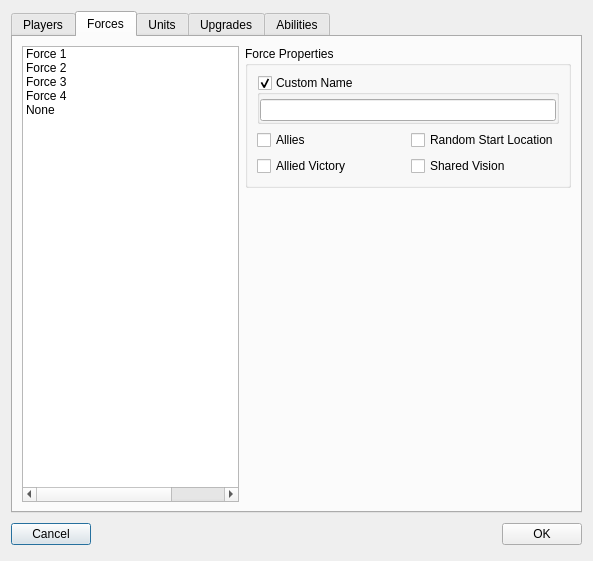
Qt form ChkForge/scenariosettings.ui (heinermann/ChkForge) before a commit.
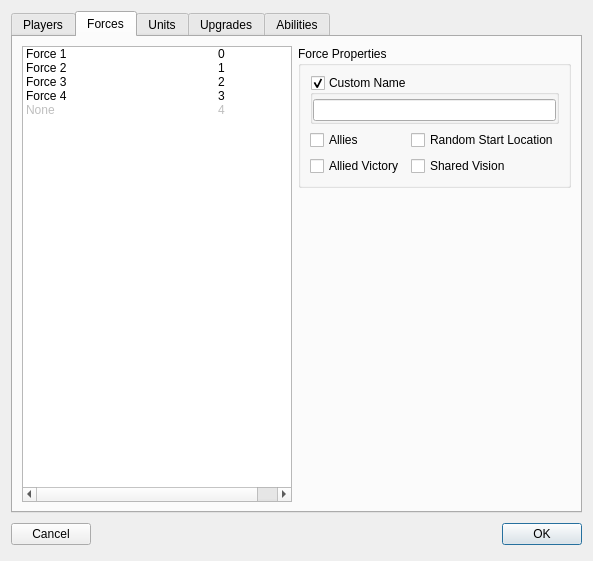
The same form after that commit. The open tabs and pages were chosen to show the change. Custom widgets are drawn as their Qt base class.

Commit message: Improved slot display in Forces tab, usability improvements

```diff
--- a/ChkForge/scenariosettings.ui
+++ b/ChkForge/scenariosettings.ui
@@ -36,6 +36,9 @@
        <property name="text">
         <string>Cancel</string>
        </property>
+       <property name="autoDefault">
+        <bool>false</bool>
+       </property>
       </widget>
      </item>
      <item>
@@ -56,6 +59,9 @@
        <property name="text">
         <string>OK</string>
        </property>
+       <property name="default">
+        <bool>true</bool>
+       </property>
       </widget>
      </item>
     </layout>
@@ -665,7 +671,7 @@
       <attribute name="title">
        <string>Forces</string>
       </attribute>
-      <layout class="QGridLayout" name="gridLayout_2" columnstretch="2,3">
+      <layout class="QGridLayout" name="gridLayout_2" columnstretch="1,1">
        <item row="1" column="1">
         <spacer name="verticalSpacer_10">
          <property name="orientation">
@@ -751,21 +757,15 @@
          <property name="editTriggers">
           <set>QAbstractItemView::NoEditTriggers</set>
          </property>
-         <property name="dragEnabled">
-          <bool>true</bool>
-         </property>
-         <property name="dragDropMode">
-          <enum>QAbstractItemView::InternalMove</enum>
-         </property>
-         <property name="defaultDropAction">
-          <enum>Qt::MoveAction</enum>
-         </property>
-         <property name="alternatingRowColors">
+         <property name="showDropIndicator" stdset="0">
           <bool>false</bool>
          </property>
          <property name="selectionMode">
           <enum>QAbstractItemView::ExtendedSelection</enum>
          </property>
+         <property name="indentation">
+          <number>8</number>
+         </property>
          <property name="rootIsDecorated">
           <bool>false</bool>
          </property>
@@ -781,6 +781,12 @@
          <attribute name="headerVisible">
           <bool>false</bool>
          </attribute>
+         <attribute name="headerMinimumSectionSize">
+          <number>32</number>
+         </attribute>
+         <attribute name="headerDefaultSectionSize">
+          <number>64</number>
+         </attribute>
          <column>
           <property name="text">
            <string>Slot</string>
@@ -796,25 +802,78 @@
            <string>Colour</string>
           </property>
          </column>
+         <column>
+          <property name="text">
+           <string>id</string>
+          </property>
+         </column>
          <item>
           <property name="text">
            <string>Force 1</string>
           </property>
+          <property name="text">
+           <string/>
+          </property>
+          <property name="text">
+           <string/>
+          </property>
+          <property name="text">
+           <string>0</string>
+          </property>
+          <property name="flags">
+           <set>ItemIsSelectable|ItemIsEnabled</set>
+          </property>
          </item>
          <item>
           <property name="text">
            <string>Force 2</string>
           </property>
+          <property name="text">
+           <string/>
+          </property>
+          <property name="text">
+           <string/>
+          </property>
+          <property name="text">
+           <string>1</string>
+          </property>
+          <property name="flags">
+           <set>ItemIsSelectable|ItemIsEnabled</set>
+          </property>
          </item>
          <item>
           <property name="text">
            <string>Force 3</string>
           </property>
+          <property name="text">
+           <string/>
+          </property>
+          <property name="text">
+           <string/>
+          </property>
+          <property name="text">
+           <string>2</string>
+          </property>
+          <property name="flags">
+           <set>ItemIsSelectable|ItemIsEnabled</set>
+          </property>
          </item>
          <item>
           <property name="text">
            <string>Force 4</string>
           </property>
+          <property name="text">
+           <string/>
+          </property>
+          <property name="text">
+           <string/>
+          </property>
+          <property name="text">
+           <string>3</string>
+          </property>
+          <property name="flags">
+           <set>ItemIsSelectable|ItemIsEnabled</set>
+          </property>
          </item>
          <item>
           <property name="text">
@@ -829,6 +888,18 @@
             </color>
            </brush>
           </property>
+          <property name="text">
+           <string/>
+          </property>
+          <property name="text">
+           <string/>
+          </property>
+          <property name="text">
+           <string>4</string>
+          </property>
+          <property name="flags">
+           <set>NoItemFlags</set>
+          </property>
          </item>
         </widget>
        </item>
```
Left out of the diff: 8 changed lines with no effect on the pictures. The commit also changes 4 other files.
